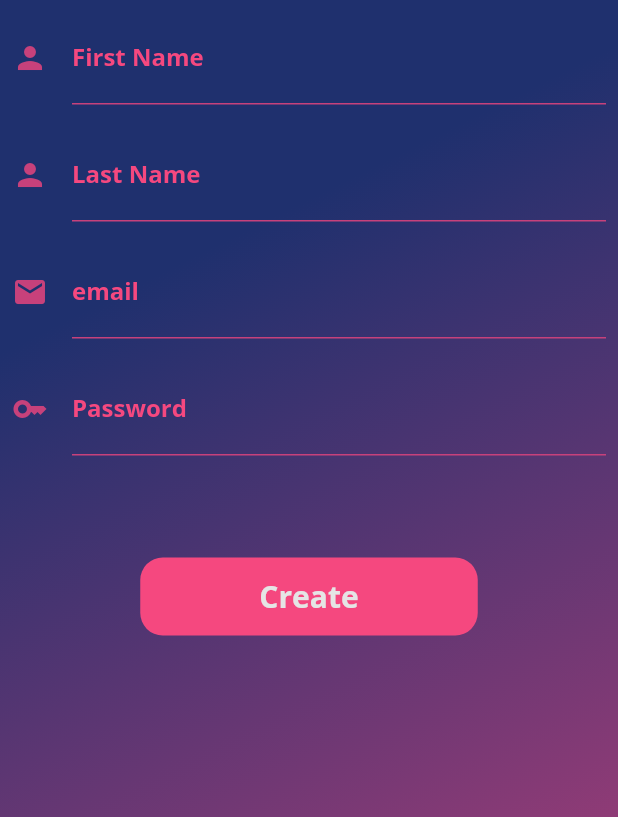
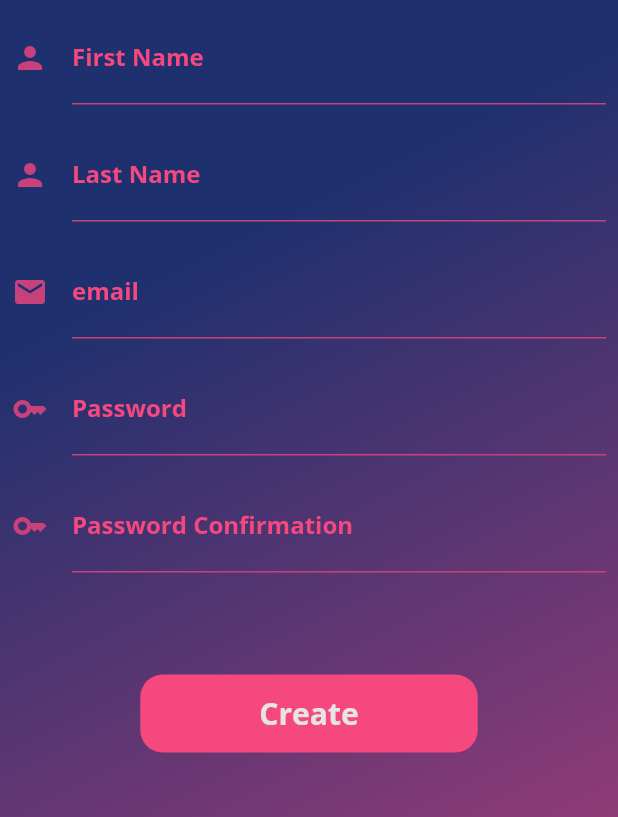
Before and after one commit to matheusmei/fit_record_app, a Flutter app: the screen it shows after launch, after a tap on "Registre-se", on a phone screen of 412 x 824 dp, the part 419-1236 px from its top. Run offline on Flutter 3.47's test engine with Material 2 defaults, Android fonts, the phone set to English and light mode, and no system bars; drawn by our look-alikes of bordered_text; our stand-ins replace cloud_firestore, dio, firebase_core, google_fonts; accounts and stored records are empty; Roboto replaces fonts that are missing (Boogaloo).

Commit message:
create firebase register

```diff
--- a/lib/feature/register_user/register_user_page.dart
+++ b/lib/feature/register_user/register_user_page.dart
@@ -15,6 +15,8 @@ class RegisterUserPage extends StatelessWidget {
   final lastnameController = TextEditingController();
   final emailController = TextEditingController();
   final passwordController = TextEditingController();
+  final passwordConfirmationController = TextEditingController();
+
   @override
   Widget build(BuildContext context) {
     return Container(
@@ -89,6 +91,14 @@ class RegisterUserPage extends StatelessWidget {
                   ),
                   isObscure: true,
                 ),
+                MainTextField(
+                  controller: passwordConfirmationController,
+                  labelText: 'Password Confirmation',
+                  choosedIcon: Icon(
+                    Icons.key,
+                    color: ColorsApp.maincolor5,
+                  ),
+                ),
                 const SizedBox(
                   height: 60,
                 ),
@@ -99,7 +109,8 @@ class RegisterUserPage extends StatelessWidget {
                         emailController.text.isNotEmpty == true &&
                             firstnameController.text.isNotEmpty == true &&
                             lastnameController.text.isNotEmpty == true &&
-                            passwordController.text.isNotEmpty == true;
+                            passwordController.text.isNotEmpty == true &&
+                            passwordController == passwordConfirmationController;
 
                     if (isAllValid) {
                       return await registerUser(
--- a/lib/main.dart
+++ b/lib/main.dart
@@ -1,8 +1,11 @@
+import 'package:firebase_core/firebase_core.dart';
 import 'package:flutter/material.dart';
 import 'my_app.dart';
 
-import 'my_app.dart';
 
-void main() {
+Future main() async {
+  WidgetsFlutterBinding.ensureInitialized();
+  await Firebase.initializeApp();
+
   runApp(const MyApp());
 }
--- a/pubspec.yaml
+++ b/pubspec.yaml
@@ -37,6 +37,8 @@ dependencies:
   google_fonts: ^2.3.2
   bordered_text: ^2.0.0
   dio: ^4.0.6
+  cloud_firestore: ^3.1.14
+  firebase_core: ^1.16.0
 
 dev_dependencies:
   flutter_test:
```
Also changed, not shown: lib/feature/login_pages/user_login_model.dart (+10 -4 lines), lib/feature/register_user/register_user_controller.dart (+26 -7 lines), pubspec.lock, 3 other files.
